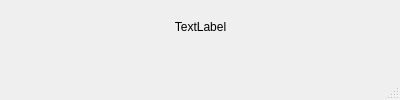
FraserEdwards/aRCPlanQt, file dialog.ui: the form before one commit.
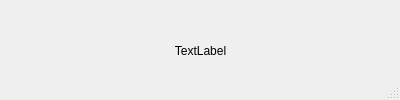
The form after the commit.

Diff of the .ui file:
```diff
--- a/dialog.ui
+++ b/dialog.ui
@@ -35,7 +35,7 @@
     <string>TextLabel</string>
    </property>
    <property name="alignment">
-    <set>Qt::AlignHCenter|Qt::AlignTop</set>
+    <set>Qt::AlignCenter</set>
    </property>
    <property name="wordWrap">
     <bool>true</bool>
```
